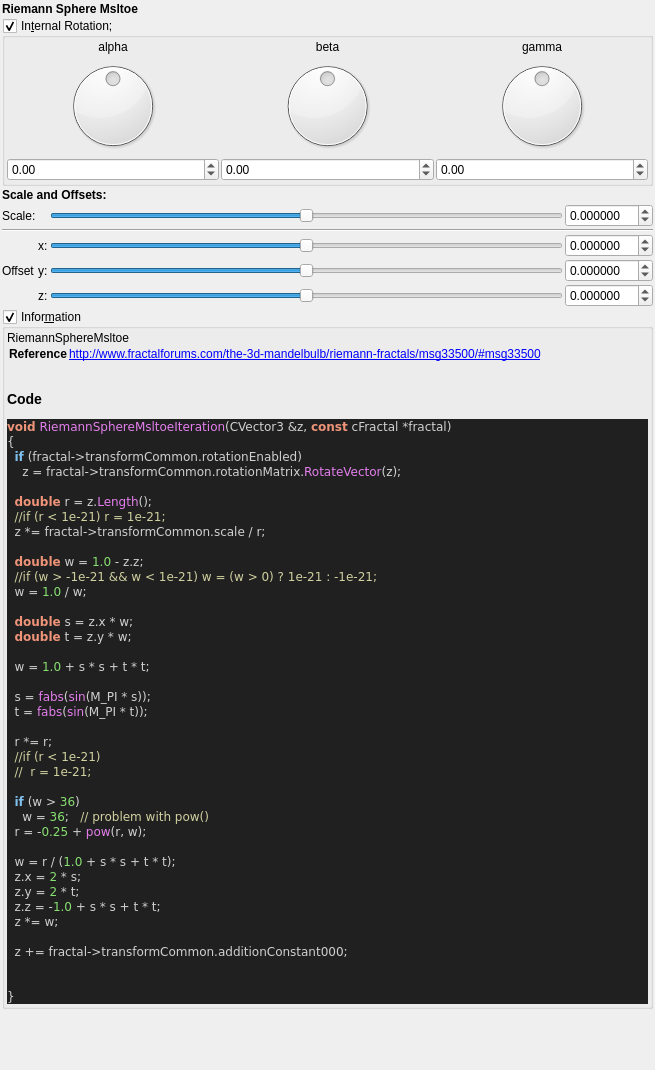
buddhi1980/mandelbulber2, file mandelbulber2/qt_data/fractal_riemann_sphere_msltoe.ui: the form before one commit.
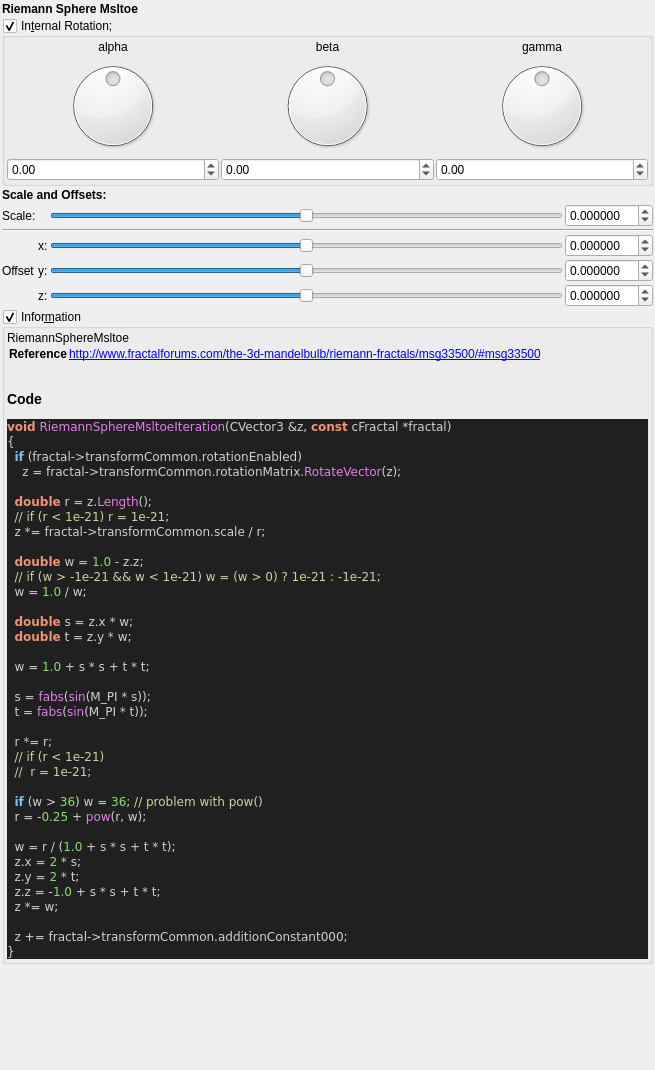
The form after the commit. Custom widgets are drawn as their Qt base class.

Commit message:
source code format for fractal_formulas.cpp
- now complete code base is refactored!
- also regenerated ui files with populateUiInformation.php
- codeStyleCheck.php is now fully functional and can be used auto
refactor the code base (may be a little slow)

```diff
--- a/mandelbulber2/qt_data/fractal_riemann_sphere_msltoe.ui
+++ b/mandelbulber2/qt_data/fractal_riemann_sphere_msltoe.ui
@@ -533,11 +533,11 @@
     z &lt;span style=&quot;color:#d0d0d0&quot;&gt;=&lt;/span&gt; fractal&lt;span style=&quot;color:#d0d0d0&quot;&gt;-&amp;gt;&lt;/span&gt;transformCommon&lt;span style=&quot;color:#d0d0d0&quot;&gt;.&lt;/span&gt;rotationMatrix&lt;span style=&quot;color:#d0d0d0&quot;&gt;.&lt;/span&gt;&lt;span style=&quot;color:#e47eed&quot;&gt;RotateVector&lt;/span&gt;&lt;span style=&quot;color:#d0d0d0&quot;&gt;(&lt;/span&gt;z&lt;span style=&quot;color:#d0d0d0&quot;&gt;);&lt;/span&gt;
 
   &lt;span style=&quot;color:#f09479; font-weight:bold&quot;&gt;double&lt;/span&gt; r &lt;span style=&quot;color:#d0d0d0&quot;&gt;=&lt;/span&gt; z&lt;span style=&quot;color:#d0d0d0&quot;&gt;.&lt;/span&gt;&lt;span style=&quot;color:#e47eed&quot;&gt;Length&lt;/span&gt;&lt;span style=&quot;color:#d0d0d0&quot;&gt;();&lt;/span&gt;
-  &lt;span style=&quot;color:#d0d0a0&quot;&gt;//if (r &amp;lt; 1e-21) r = 1e-21;&lt;/span&gt;
+  &lt;span style=&quot;color:#d0d0a0&quot;&gt;// if (r &amp;lt; 1e-21) r = 1e-21;&lt;/span&gt;
   z &lt;span style=&quot;color:#d0d0d0&quot;&gt;*=&lt;/span&gt; fractal&lt;span style=&quot;color:#d0d0d0&quot;&gt;-&amp;gt;&lt;/span&gt;transformCommon&lt;span style=&quot;color:#d0d0d0&quot;&gt;.&lt;/span&gt;scale &lt;span style=&quot;color:#d0d0d0&quot;&gt;/&lt;/span&gt; r&lt;span style=&quot;color:#d0d0d0&quot;&gt;;&lt;/span&gt;
 
   &lt;span style=&quot;color:#f09479; font-weight:bold&quot;&gt;double&lt;/span&gt; w &lt;span style=&quot;color:#d0d0d0&quot;&gt;=&lt;/span&gt; &lt;span style=&quot;color:#87df71&quot;&gt;1.0&lt;/span&gt; &lt;span style=&quot;color:#d0d0d0&quot;&gt;-&lt;/span&gt; z&lt;span style=&quot;color:#d0d0d0&quot;&gt;.&lt;/span&gt;z&lt;span style=&quot;color:#d0d0d0&quot;&gt;;&lt;/span&gt;
-  &lt;span style=&quot;color:#d0d0a0&quot;&gt;//if (w &amp;gt; -1e-21 &amp;amp;&amp;amp; w &amp;lt; 1e-21) w = (w &amp;gt; 0) ? 1e-21 : -1e-21;&lt;/span&gt;
+  &lt;span style=&quot;color:#d0d0a0&quot;&gt;// if (w &amp;gt; -1e-21 &amp;amp;&amp;amp; w &amp;lt; 1e-21) w = (w &amp;gt; 0) ? 1e-21 : -1e-21;&lt;/span&gt;
   w &lt;span style=&quot;color:#d0d0d0&quot;&gt;=&lt;/span&gt; &lt;span style=&quot;color:#87df71&quot;&gt;1.0&lt;/span&gt; &lt;span style=&quot;color:#d0d0d0&quot;&gt;/&lt;/span&gt; w&lt;span style=&quot;color:#d0d0d0&quot;&gt;;&lt;/span&gt;
 
   &lt;span style=&quot;color:#f09479; font-weight:bold&quot;&gt;double&lt;/span&gt; s &lt;span style=&quot;color:#d0d0d0&quot;&gt;=&lt;/span&gt; z&lt;span style=&quot;color:#d0d0d0&quot;&gt;.&lt;/span&gt;x &lt;span style=&quot;color:#d0d0d0&quot;&gt;*&lt;/span&gt; w&lt;span style=&quot;color:#d0d0d0&quot;&gt;;&lt;/span&gt;
@@ -549,11 +549,10 @@
   t &lt;span style=&quot;color:#d0d0d0&quot;&gt;=&lt;/span&gt; &lt;span style=&quot;color:#e47eed&quot;&gt;fabs&lt;/span&gt;&lt;span style=&quot;color:#d0d0d0&quot;&gt;(&lt;/span&gt;&lt;span style=&quot;color:#e47eed&quot;&gt;sin&lt;/span&gt;&lt;span style=&quot;color:#d0d0d0&quot;&gt;(&lt;/span&gt;M_PI &lt;span style=&quot;color:#d0d0d0&quot;&gt;*&lt;/span&gt; t&lt;span style=&quot;color:#d0d0d0&quot;&gt;));&lt;/span&gt;
 
   r &lt;span style=&quot;color:#d0d0d0&quot;&gt;*=&lt;/span&gt; r&lt;span style=&quot;color:#d0d0d0&quot;&gt;;&lt;/span&gt;
-  &lt;span style=&quot;color:#d0d0a0&quot;&gt;//if (r &amp;lt; 1e-21)&lt;/span&gt;
+  &lt;span style=&quot;color:#d0d0a0&quot;&gt;// if (r &amp;lt; 1e-21)&lt;/span&gt;
   &lt;span style=&quot;color:#d0d0a0&quot;&gt;//  r = 1e-21;&lt;/span&gt;
 
-  &lt;span style=&quot;color:#7ec0ee; font-weight:bold&quot;&gt;if&lt;/span&gt; &lt;span style=&quot;color:#d0d0d0&quot;&gt;(&lt;/span&gt;w &lt;span style=&quot;color:#d0d0d0&quot;&gt;&amp;gt;&lt;/span&gt; &lt;span style=&quot;color:#87df71&quot;&gt;36&lt;/span&gt;&lt;span style=&quot;color:#d0d0d0&quot;&gt;)&lt;/span&gt;
-    w &lt;span style=&quot;color:#d0d0d0&quot;&gt;=&lt;/span&gt; &lt;span style=&quot;color:#87df71&quot;&gt;36&lt;/span&gt;&lt;span style=&quot;color:#d0d0d0&quot;&gt;;&lt;/span&gt;   &lt;span style=&quot;color:#d0d0a0&quot;&gt;// problem with pow()&lt;/span&gt;
+  &lt;span style=&quot;color:#7ec0ee; font-weight:bold&quot;&gt;if&lt;/span&gt; &lt;span style=&quot;color:#d0d0d0&quot;&gt;(&lt;/span&gt;w &lt;span style=&quot;color:#d0d0d0&quot;&gt;&amp;gt;&lt;/span&gt; &lt;span style=&quot;color:#87df71&quot;&gt;36&lt;/span&gt;&lt;span style=&quot;color:#d0d0d0&quot;&gt;)&lt;/span&gt; w &lt;span style=&quot;color:#d0d0d0&quot;&gt;=&lt;/span&gt; &lt;span style=&quot;color:#87df71&quot;&gt;36&lt;/span&gt;&lt;span style=&quot;color:#d0d0d0&quot;&gt;;&lt;/span&gt; &lt;span style=&quot;color:#d0d0a0&quot;&gt;// problem with pow()&lt;/span&gt;
   r &lt;span style=&quot;color:#d0d0d0&quot;&gt;= -&lt;/span&gt;&lt;span style=&quot;color:#87df71&quot;&gt;0.25&lt;/span&gt; &lt;span style=&quot;color:#d0d0d0&quot;&gt;+&lt;/span&gt; &lt;span style=&quot;color:#e47eed&quot;&gt;pow&lt;/span&gt;&lt;span style=&quot;color:#d0d0d0&quot;&gt;(&lt;/span&gt;r&lt;span style=&quot;color:#d0d0d0&quot;&gt;,&lt;/span&gt; w&lt;span style=&quot;color:#d0d0d0&quot;&gt;);&lt;/span&gt;
 
   w &lt;span style=&quot;color:#d0d0d0&quot;&gt;=&lt;/span&gt; r &lt;span style=&quot;color:#d0d0d0&quot;&gt;/ (&lt;/span&gt;&lt;span style=&quot;color:#87df71&quot;&gt;1.0&lt;/span&gt; &lt;span style=&quot;color:#d0d0d0&quot;&gt;+&lt;/span&gt; s &lt;span style=&quot;color:#d0d0d0&quot;&gt;*&lt;/span&gt; s &lt;span style=&quot;color:#d0d0d0&quot;&gt;+&lt;/span&gt; t &lt;span style=&quot;color:#d0d0d0&quot;&gt;*&lt;/span&gt; t&lt;span style=&quot;color:#d0d0d0&quot;&gt;);&lt;/span&gt;
@@ -563,8 +562,6 @@
   z &lt;span style=&quot;color:#d0d0d0&quot;&gt;*=&lt;/span&gt; w&lt;span style=&quot;color:#d0d0d0&quot;&gt;;&lt;/span&gt;
 
   z &lt;span style=&quot;color:#d0d0d0&quot;&gt;+=&lt;/span&gt; fractal&lt;span style=&quot;color:#d0d0d0&quot;&gt;-&amp;gt;&lt;/span&gt;transformCommon&lt;span style=&quot;color:#d0d0d0&quot;&gt;.&lt;/span&gt;additionConstant000&lt;span style=&quot;color:#d0d0d0&quot;&gt;;&lt;/span&gt;
-
-
 &lt;span style=&quot;color:#d0d0d0&quot;&gt;}&lt;/span&gt;
 &lt;/pre&gt;
 &lt;/body&gt;</string>
```
The commit also changes 101 other files.
